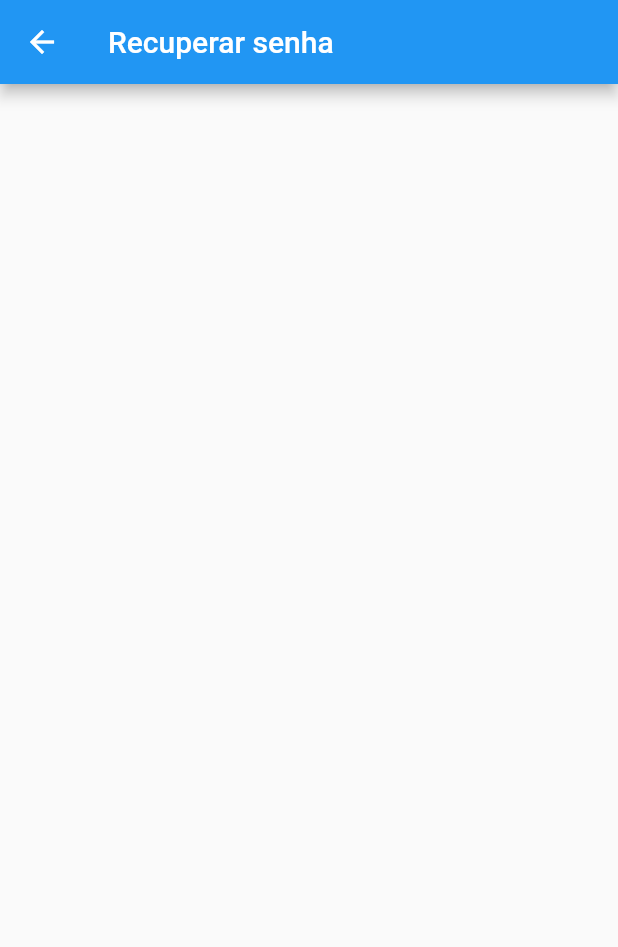
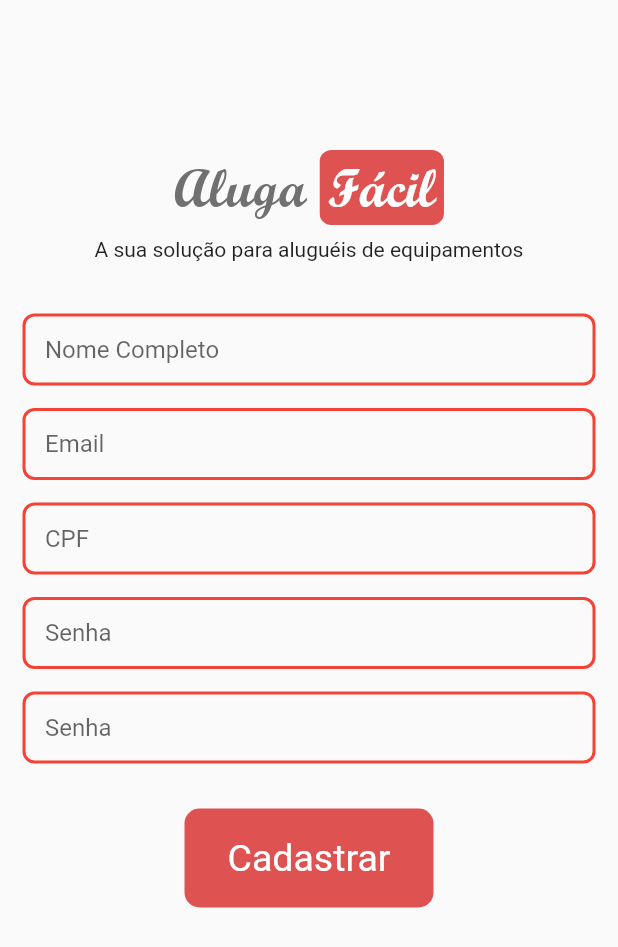
Before and after one commit to BrunoSapalacio/pim5, a Flutter app: the RecoverPass screen opened by its route, on a phone screen of 412 x 824 dp. Shown: the top 947 px of the screen. Run offline on Flutter 3.47's test engine with Material 2 defaults, Android fonts, the phone set to English and light mode, and no system bars; our stand-ins replace circular_check_box.

Commit message:
pagina de cadastro

```diff
--- a/lib/utils/buttons.dart
+++ b/lib/utils/buttons.dart
@@ -1,28 +1,35 @@
 import 'package:flutter/material.dart';
 
-class CustomButtom extends StatelessWidget {
+class CustomButtom extends StatefulWidget {
   final Color backgroundColor;
   final String buttonText;
+  final VoidCallback function;
 
   CustomButtom({
     Key key,
     this.backgroundColor,
     this.buttonText,
+    this.function,
   }) : super(key: key);
 
   @override
+  _CustomButtomState createState() => _CustomButtomState();
+}
+
+class _CustomButtomState extends State<CustomButtom> {
+  @override
   Widget build(BuildContext context) {
     return TextButton(
-      onPressed: () {},
+      onPressed: widget.function,
       child: Container(
         width: 150.0,
         height: 50,
         alignment: Alignment.center,
-        child: Text(buttonText),
+        child: Text(widget.buttonText),
       ),
       style: TextButton.styleFrom(
         primary: Colors.white,
-        backgroundColor: backgroundColor,
+        backgroundColor: widget.backgroundColor,
         textStyle: TextStyle(
           fontSize: 25.0,
         ),
--- /dev/null
+++ b/lib/utils/custom_text_field.dart
@@ -0,0 +1,43 @@
+import 'package:flutter/material.dart';
+
+class CustomTextFormField extends StatefulWidget {
+  final String hintText;
+  final obscureText;
+  const CustomTextFormField({
+    Key key,
+    this.hintText,
+    this.obscureText,
+  }) : super(key: key);
+
+  @override
+  _CustomTextFormFieldState createState() => _CustomTextFormFieldState();
+}
+
+class _CustomTextFormFieldState extends State<CustomTextFormField> {
+  @override
+  Widget build(BuildContext context) {
+    return TextFormField(
+      obscureText: widget.obscureText,
+      decoration: InputDecoration(
+        hintText: widget.hintText,
+        contentPadding: EdgeInsets.only(
+          left: 15.0,
+          right: 15.0,
+        ),
+        focusedBorder: OutlineInputBorder(
+          borderRadius: BorderRadius.circular(8.0),
+          borderSide: BorderSide(
+            color: Colors.red,
+          ),
+        ),
+        enabledBorder: OutlineInputBorder(
+          borderRadius: BorderRadius.circular(8.0),
+          borderSide: BorderSide(
+            color: Colors.red,
+            width: 2.0,
+          ),
+        ),
+      ),
+    );
+  }
+}
--- a/lib/views/login.dart
+++ b/lib/views/login.dart
@@ -3,6 +3,7 @@ import 'package:flutter/gestures.dart';
 import 'package:flutter/material.dart';
 
 import '../utils/buttons.dart';
+import '../utils/custom_text_field.dart';
 
 class Login extends StatefulWidget {
   @override
@@ -98,6 +99,7 @@ class _LoginState extends State<Login> {
               CustomButtom(
                 buttonText: 'Entrar',
                 backgroundColor: Color(0XFFdf5252),
+                function: () {},
               ),
               SizedBox(
                 height: 8.0,
@@ -105,6 +107,9 @@ class _LoginState extends State<Login> {
               CustomButtom(
                 buttonText: 'Cadastrar',
                 backgroundColor: Color(0XFF22a1e3),
+                function: () {
+                  Navigator.pushNamed(context, '/recover_pass');
+                },
               ),
               SizedBox(
                 height: 15.0,
@@ -144,45 +149,3 @@ class _LoginState extends State<Login> {
     );
   }
 }
-
-class CustomTextFormField extends StatefulWidget {
-  final String hintText;
-  final obscureText;
-  const CustomTextFormField({
-    Key key,
-    this.hintText,
-    this.obscureText,
-  }) : super(key: key);
-
-  @override
-  _CustomTextFormFieldState createState() => _CustomTextFormFieldState();
-}
-
-class _CustomTextFormFieldState extends State<CustomTextFormField> {
-  @override
-  Widget build(BuildContext context) {
-    return TextFormField(
-      obscureText: widget.obscureText,
-      decoration: InputDecoration(
-        hintText: widget.hintText,
-        contentPadding: EdgeInsets.only(
-          left: 15.0,
-          right: 15.0,
-        ),
-        focusedBorder: OutlineInputBorder(
-          borderRadius: BorderRadius.circular(8.0),
-          borderSide: BorderSide(
-            color: Colors.red,
-          ),
-        ),
-        enabledBorder: OutlineInputBorder(
-          borderRadius: BorderRadius.circular(8.0),
-          borderSide: BorderSide(
-            color: Colors.red,
-            width: 2.0,
-          ),
-        ),
-      ),
-    );
-  }
-}
--- a/lib/views/recover_pass.dart
+++ b/lib/views/recover_pass.dart
@@ -1,4 +1,7 @@
 import 'package:flutter/material.dart';
+
+import '../utils/buttons.dart';
+import '../utils/custom_text_field.dart';
 
 class RecoverPass extends StatefulWidget {
   @override
@@ -9,8 +12,108 @@ class _RecoverPassState extends State<RecoverPass> {
   @override
   Widget build(BuildContext context) {
     return Scaffold(
-      appBar: AppBar(
-        title: Text('Recuperar senha'),
+      body: SingleChildScrollView(
+        child: Padding(
+          padding: const EdgeInsets.only(
+            top: 100.0,
+            right: 15.0,
+            left: 15.0,
+          ),
+          child: Column(
+            mainAxisAlignment: MainAxisAlignment.center,
+            children: [
+              Padding(
+                padding: const EdgeInsets.only(bottom: 8.0),
+                child: Row(
+                  mainAxisAlignment: MainAxisAlignment.center,
+                  children: [
+                    Text(
+                      "Aluga ",
+                      style: TextStyle(
+                        fontSize: 35,
+                        fontWeight: FontWeight.bold,
+                        fontFamily: "ScriptMT",
+                        color: Color(0XFF707070),
+                      ),
+                    ),
+                    ClipRRect(
+                      borderRadius: BorderRadius.circular(8.0),
+                      child: Container(
+                        padding: EdgeInsets.all(0),
+                        height: 50,
+                        width: 83,
+                        alignment: Alignment.center,
+                        color: Color(0XFFdf5252),
+                        child: Text(
+                          "Fácil",
+                          textAlign: TextAlign.center,
+                          style: TextStyle(
+                            fontSize: 35,
+                            fontFamily: "ScriptMT",
+                            color: Colors.white,
+                            fontWeight: FontWeight.bold,
+                          ),
+                        ),
+                      ),
+                    ),
+                  ],
+                ),
+              ),
+              Text("A sua solução para aluguéis de equipamentos"),
+              SizedBox(
+                height: 35.0,
+              ),
+              CustomTextFormField(
+                hintText: 'Nome Completo',
+                obscureText: false,
+              ),
+              SizedBox(
+                height: 15.0,
+              ),
+              CustomTextFormField(
+                hintText: 'Email',
+                obscureText: false,
+              ),
+              SizedBox(
+                height: 15.0,
+              ),
+              CustomTextFormField(
+                hintText: 'CPF',
+                obscureText: false,
+              ),
+              SizedBox(
+                height: 15.0,
+              ),
+              CustomTextFormField(
+                hintText: 'Senha',
+                obscureText: true,
+              ),
+              SizedBox(
+                height: 15.0,
+              ),
+              CustomTextFormField(
+                hintText: 'Senha',
+                obscureText: true,
+              ),
+              SizedBox(
+                height: 30,
+              ),
+              CustomButtom(
+                buttonText: 'Cadastrar',
+                backgroundColor: Color(0XFFdf5252),
+                function: () {
+                  Navigator.pop(context);
+                },
+              ),
+              SizedBox(
+                height: 8.0,
+              ),
+              SizedBox(
+                height: 15.0,
+              ),
+            ],
+          ),
+        ),
       ),
     );
   }
```
